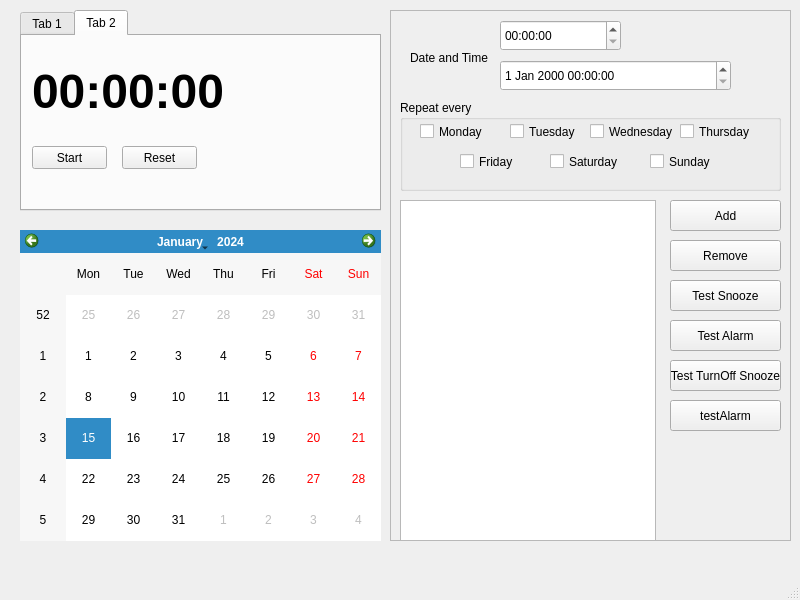
The window that Software/mainwindow.ui (yosuasentosa/weather-calender-app) describes before a commit, drawn with Qt 5.
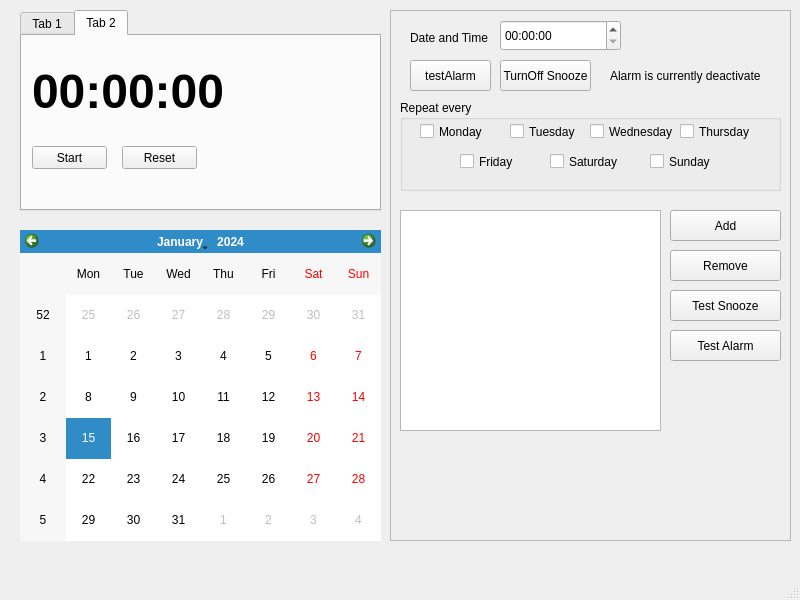
The same window after the commit. The open tabs and pages were chosen to show the change.

Patch:
```diff
--- a/Software/mainwindow.ui
+++ b/Software/mainwindow.ui
@@ -265,9 +265,9 @@
      <property name="geometry">
       <rect>
        <x>10</x>
-       <y>190</y>
-       <width>256</width>
-       <height>341</height>
+       <y>200</y>
+       <width>261</width>
+       <height>221</height>
       </rect>
      </property>
     </widget>
@@ -275,7 +275,7 @@
      <property name="geometry">
       <rect>
        <x>280</x>
-       <y>230</y>
+       <y>240</y>
        <width>111</width>
        <height>31</height>
       </rect>
@@ -288,7 +288,7 @@
      <property name="geometry">
       <rect>
        <x>280</x>
-       <y>190</y>
+       <y>200</y>
        <width>111</width>
        <height>31</height>
       </rect>
@@ -297,21 +297,11 @@
       <string>Add</string>
      </property>
     </widget>
-    <widget class="QDateTimeEdit" name="dateTimeEdit">
-     <property name="geometry">
-      <rect>
-       <x>110</x>
-       <y>50</y>
-       <width>231</width>
-       <height>31</height>
-      </rect>
-     </property>
-    </widget>
     <widget class="QLabel" name="labeldatetime">
      <property name="geometry">
       <rect>
        <x>20</x>
-       <y>40</y>
+       <y>20</y>
        <width>91</width>
        <height>16</height>
       </rect>
@@ -324,7 +314,7 @@
      <property name="geometry">
       <rect>
        <x>280</x>
-       <y>270</y>
+       <y>280</y>
        <width>111</width>
        <height>31</height>
       </rect>
@@ -347,7 +337,7 @@
      <property name="geometry">
       <rect>
        <x>280</x>
-       <y>310</y>
+       <y>320</y>
        <width>111</width>
        <height>31</height>
       </rect>
@@ -359,22 +349,22 @@
     <widget class="QPushButton" name="pushButton_4">
      <property name="geometry">
       <rect>
-       <x>280</x>
-       <y>350</y>
-       <width>111</width>
+       <x>110</x>
+       <y>50</y>
+       <width>91</width>
        <height>31</height>
       </rect>
      </property>
      <property name="text">
-      <string>Test TurnOff Snooze</string>
+      <string>TurnOff Snooze</string>
      </property>
     </widget>
     <widget class="QPushButton" name="pushButton_5">
      <property name="geometry">
       <rect>
-       <x>280</x>
-       <y>390</y>
-       <width>111</width>
+       <x>20</x>
+       <y>50</y>
+       <width>81</width>
        <height>31</height>
       </rect>
      </property>
@@ -382,6 +372,19 @@
       <string>testAlarm</string>
      </property>
     </widget>
+    <widget class="QLabel" name="label_3">
+     <property name="geometry">
+      <rect>
+       <x>220</x>
+       <y>50</y>
+       <width>151</width>
+       <height>31</height>
+      </rect>
+     </property>
+     <property name="text">
+      <string>Alarm is currently deactivated</string>
+     </property>
+    </widget>
    </widget>
    <widget class="QCalendarWidget" name="calendarWidget">
     <property name="geometry">
```
Left out of the diff: 2 changed lines with no effect on the pictures.
